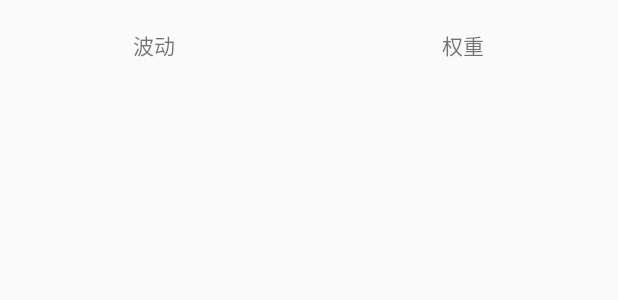
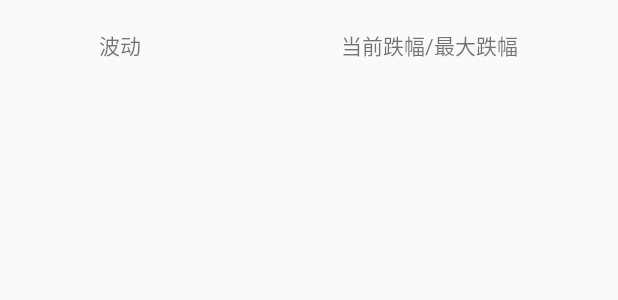
Before and after one commit to atcg16569/AIFA, an Android app: the layout fund_item.xml on its own in the app's theme, with its tools: preview values and no code run, on a phone screen of 412 x 824 dp. Shown: the top 300 px of the screen. Run offline under Robolectric (Android 15) with nearby library versions, the phone set to English and light mode, and no system bars.

```diff
--- a/app/src/main/res/layout/fund_item.xml
+++ b/app/src/main/res/layout/fund_item.xml
@@ -27,14 +27,14 @@
                 android:layout_height="wrap_content" />
 
             <TextView
-                android:text="权重"
+                android:text="当前跌幅/最大跌幅"
                 android:gravity="center"
                 android:layout_width="wrap_content"
                 android:layout_height="wrap_content" />
 
         </TableRow>
 
-        <TableRow>
+        <TableRow android:id="@+id/value">
 
             <TextView
                 android:id="@+id/wave"
```
Also changed, not shown: app/src/main/java/com/example/aifa/ui/main/FundAdapter.kt (+6 -1 lines), app/src/main/java/com/example/aifa/ui/main/ListFragment.kt (+4 -4 lines), app/src/main/java/com/example/aifa/ui/main/SetFragment.kt (+7 -7 lines).
